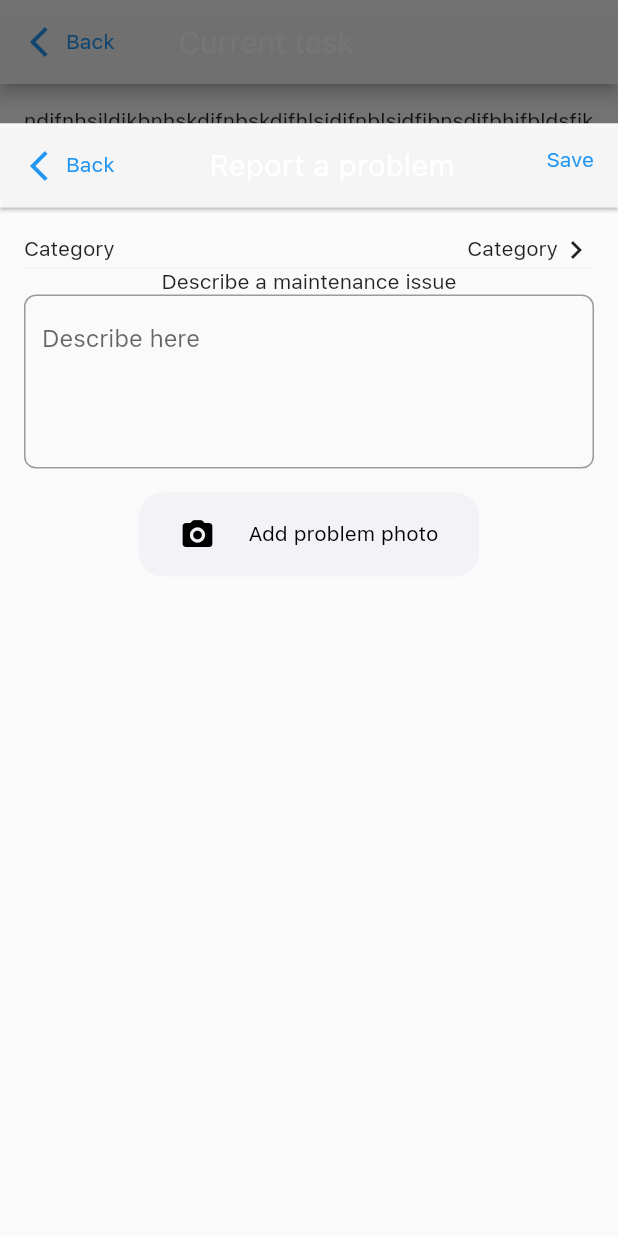
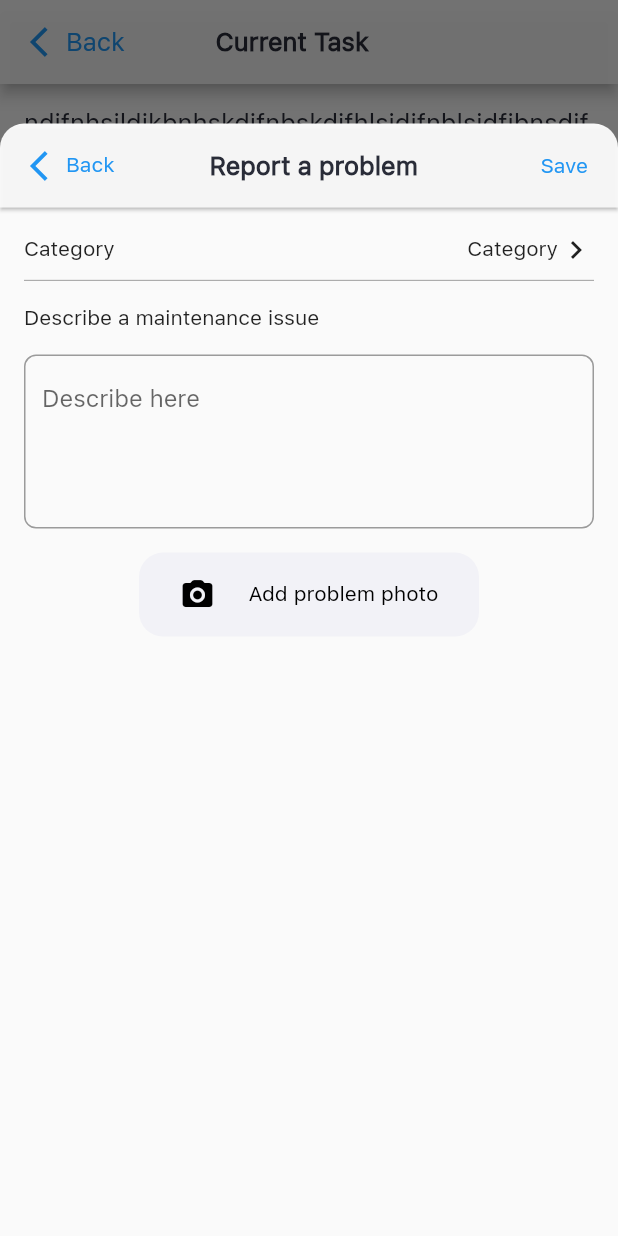
Before and after one commit to mazud21/booking_ninjas, a Flutter app: the CurrentTask screen opened by its route, after a tap on the "keyboard arrow down" icon, after a tap on "Open", after a tap on "Report a problem", on a phone screen of 412 x 824 dp. Run offline on Flutter 3.47's test engine with Material 2 defaults, Android fonts, the phone set to English and light mode, and no system bars; our stand-ins replace dio, dotted_border, flutter_easyloading, form_validator, get, image_picker and 3 more; accounts and stored records are empty; network calls fail.

Commit message:
update UI : - custom : colors, text - current task - report problem - stopwatch(not fix which use 3rd library)

```diff
--- a/lib/main.dart
+++ b/lib/main.dart
@@ -10,6 +10,8 @@ import 'package:flutter_easyloading/flutter_easyloading.dart';
 import 'package:get/get_navigation/src/root/get_material_app.dart';
 import 'package:provider/provider.dart';
 import 'package:shared_preferences/shared_preferences.dart';
+
+import 'test/speech_to_text.dart';
 
 main() async {
 
--- a/lib/theme/colors_texts_widget.dart
+++ b/lib/theme/colors_texts_widget.dart
@@ -59,8 +59,18 @@ class TextCustom {
     return ts;
   }
 
+  textTextBold(Color c) {
+    ts = TextStyle(fontSize: 17, color: c, fontWeight: FontWeight.bold);
+    return ts;
+  }
+
   heading1() {
     ts = const TextStyle(fontSize: 18, color: PalletColors.text_black, fontWeight: FontWeight.bold);
+    return ts;
+  }
+
+  heading1Blue() {
+    ts = const TextStyle(fontSize: 20, color: PalletColors.text_blue, fontWeight: FontWeight.bold);
     return ts;
   }
 
@@ -91,6 +101,11 @@ class TextCustom {
 
   textMenu() {
     ts = const TextStyle(fontSize: 11.5, color: PalletColors.text_black, fontWeight: FontWeight.w500);
+    return ts;
+  }
+
+  textMenuGrey() {
+    ts = const TextStyle(fontSize: 11.5, color: PalletColors.text_soft_grey, fontWeight: FontWeight.w500);
     return ts;
   }
 
--- a/lib/view/current_task.dart
+++ b/lib/view/current_task.dart
@@ -1,4 +1,5 @@
 import 'package:booking_ninjas/view/problems.dart';
+import 'package:booking_ninjas/widgets/appbar_custom.dart';
 import 'package:booking_ninjas/widgets/completed_task.dart';
 import 'package:booking_ninjas/widgets/report_problem.dart';
 import 'package:flutter/cupertino.dart';
@@ -18,41 +19,40 @@ class CurrentTask extends StatefulWidget {
 }
 
 class _CurrentTaskState extends State<CurrentTask> {
+  bool visibleReported = true;
+
   @override
   Widget build(BuildContext context) {
     return Scaffold(
-      appBar: AppBar(
-        title: const Text('Current task'),
-        leadingWidth: Get.width*0.25,
-        leading: InkWell(
-          onTap: () => Get.back(),
-          child: Padding(
-            padding: EdgeInsets.all(4),
-            child: Row(
-              children: const [
-                SizedBox(
-                  width: 16,
+      appBar: AppBarCustom().getSubAppBarCustom('Current Task'),
+      body: Container(
+        padding: const EdgeInsets.fromLTRB(16, 16, 16, 0),
+        child: ListView(
+          children: [
+            Text(
+                'ndjfnhsjldikbnhskdjfnbskdjfhlsidjfnblsidfjbnsdifbhjfbldsfjkshbdkfjh',
+                style: TextCustom().textText(PalletColors.text_black)),
+            const SizedBox(
+              height: 8,
             ),
-                Icon(Icons.arrow_back_ios, color: Colors.blue,),
-                Text('Back', style: TextStyle(color: Colors.blue),)
-              ],
+            Align(
+              alignment: Alignment.centerLeft,
+              child: Chip(
+                label: const Text(
+                  'In progress',
+                  style: TextStyle(color: PalletColors.text_white),
+                ),
+                padding: const EdgeInsets.fromLTRB(8, 8, 12, 10),
+                backgroundColor: PalletColors.chip_orange,
+                deleteIcon: const Icon(
+                  Icons.keyboard_arrow_down,
+                  color: PalletColors.text_white,
+                ),
+                onDeleted: () {},
               ),
             ),
-        ),
-        backgroundColor: const Color.fromRGBO(249, 249, 249, 0.94),
-      ),
-      body: Container(
-        padding: EdgeInsets.all(16),
-        child: Column(
-          children: [
-            Text('ndjfnhsjldikbnhskdjfnbskdjfhlsidjfnblsidfjbnsdifbhjfbldsfjkshbdkfjh'),
-            Chip(
-              label: Text('In progress'),
-              padding: EdgeInsets.fromLTRB(8, 8, 12, 10),
-              backgroundColor: Colors.orange,
-              deleteIcon: Icon(Icons.keyboard_arrow_down),
-              onDeleted: () {
-              },
+            const SizedBox(
+              height: 8,
             ),
             Row(
               mainAxisAlignment: MainAxisAlignment.spaceBetween,
@@ -60,72 +60,124 @@ class _CurrentTaskState extends State<CurrentTask> {
                 Column(
                   crossAxisAlignment: CrossAxisAlignment.start,
                   children: [
-                    Text('Room'),
+                    Text('Room', style: TextCustom().textMenuGrey()),
+                    SizedBox(
+                      height: 4,
+                    ),
                     Text('Room 326')
                   ],
                 ),
                 Column(
                   crossAxisAlignment: CrossAxisAlignment.start,
                   children: [
-                    Text('Floor'),
+                    Text('Floor', style: TextCustom().textMenuGrey()),
+                    SizedBox(
+                      height: 4,
+                    ),
                     Text('Floor 3')
                   ],
                 ),
                 Column(
                   crossAxisAlignment: CrossAxisAlignment.start,
                   children: [
-                    Text('Building/unit'),
+                    Text('Building/unit', style: TextCustom().textMenuGrey()),
+                    SizedBox(
+                      height: 4,
+                    ),
                     Text('Building 8')
                   ],
                 ),
               ],
             ),
-            Text('Tasks'),
+            Align(
+              alignment: Alignment.centerLeft,
+              child: Padding(
+                  padding: const EdgeInsets.fromLTRB(0, 16, 0, 8),
+                  child: Text(
+                    'Tasks',
+                    style: TextCustom().textMenuGrey(),
+                  )),
+            ),
             ListView.builder(
               shrinkWrap: true,
               physics: NeverScrollableScrollPhysics(),
               itemCount: 2,
               itemBuilder: (context, index) {
                 return Row(
-                  children: [
+                  children: const [
                     Icon(Icons.check),
+                    SizedBox(
+                      width: 8,
+                    ),
                     Text('Bathroom cleaning'),
                   ],
                 );
               },
             ),
-            Text('Notes'),
-            Text('Pay special attention to the bathroom'),
-            Text('Notes'),
+            Align(
+              alignment: Alignment.centerLeft,
+              child: Padding(
+                  padding: const EdgeInsets.fromLTRB(0, 16, 0, 8),
+                  child: Text(
+                    'Notes',
+                    style: TextCustom().textMenuGrey(),
+                  )),
+            ),
+            Align(
+                alignment: Alignment.centerLeft,
+                child: Text('Pay special attention to the bathroom')),
+            Column(
+              children: [
+                Padding(
+                    padding: EdgeInsets.fromLTRB(0, 16, 0, 0),
+                    child: Text('Time', style: TextCustom().textMenu())),
                 FlutterStopWatch(counterGet: widget.getSecond),
-            Text('Est. time 30 min'),
+                Text(
+                  'Est. time 30 min',
+                  style: TextCustom().textMenuGrey(),
+                ),
+              ],
+            ),
             Container(
               width: double.infinity,
-              height: Get.height*0.2,
-              padding: EdgeInsets.all(16),
+              height: Get.height * 0.2,
+              margin: EdgeInsets.only(top: 16),
+              padding: EdgeInsets.fromLTRB(8, 0, 8, 8),
               decoration: BoxDecoration(
                   color: Color.fromRGBO(253, 176, 72, 0.16),
-                borderRadius: BorderRadius.circular(8)
+                  borderRadius: BorderRadius.circular(8)),
+              child: TextFormField(
+                  maxLines: 5,
+                  decoration: const InputDecoration(
+                      hintText: 'Personal Notes', border: InputBorder.none)),
             ),
-              child: Text('Personal notes'),
+            Visibility(
+              visible: visibleReported,
+              child: Row(
+                children: [
+                  Text(
+                    '3 problems reported', style: TextCustom().textText(PalletColors.text_red),
                   ),
-            Row(
-              children: [
-                Text('3 problems reported',),
-                Spacer(),
+                  const Spacer(),
                   TextButton(
                     onPressed: () => bsProblemsList(context),
                     child: Text('Open'),
                   )
                 ],
               ),
-            SizedBox(
-              width: Get.width*0.55,
+            ),
+            Padding(
+              padding: EdgeInsets.all( visibleReported ? 16 : 0),
+              child: Column(
+                children: [
+                  Padding(
+                    padding: EdgeInsets.all(8),
+                    child: SizedBox(
+                      width: Get.width * 0.55,
                       child: ElevatedButton(
                           style: ElevatedButton.styleFrom(
                             elevation: 0,
-                    primary: Color.fromRGBO(
-                        242, 242, 247, 1),
+                            primary: Color.fromRGBO(242, 242, 247, 1),
                             padding: EdgeInsets.all(16),
                             shape: RoundedRectangleBorder(
                               borderRadius: BorderRadius.circular(16),
@@ -135,14 +187,22 @@ class _CurrentTaskState extends State<CurrentTask> {
                           child: Row(
                             mainAxisAlignment: MainAxisAlignment.spaceAround,
                             children: [
-                      Icon(Icons.chat,color: Colors.black,),
-                      Text('Report a problem', style: TextStyle(color: Colors.black),)
+                              Icon(
+                                Icons.chat,
+                                color: Colors.black,
+                              ),
+                              Text(
+                                'Report a problem',
+                                style: TextStyle(color: Colors.black),
+                              )
                             ],
-                  )
+                          )),
                     ),
                   ),
-            SizedBox(
-              width: Get.width*0.55,
+                  Padding(
+                    padding: EdgeInsets.all(8),
+                    child: SizedBox(
+                      width: Get.width * 0.55,
                       child: ElevatedButton(
                           style: ElevatedButton.styleFrom(
                             elevation: 0,
@@ -153,29 +213,41 @@ class _CurrentTaskState extends State<CurrentTask> {
                             ),
                           ),
                           onPressed: () => dialogTakePhotos(context),
-                  child: Text('Take photos', style: TextStyle(color: Colors.white),
-                  )
+                          child: const Text(
+                            'Take photos',
+                            style: TextStyle(color: Colors.white),
+                          )),
                     ),
                   ),
+                ],
+              ),
+            )
           ],
         ),
       ),
     );
   }
 
-  bsReportProblem(BuildContext context){
+  bsReportProblem(BuildContext context) {
     showModalBottomSheet(
         context: context,
         isScrollControlled: true,
+        shape: RoundedRectangleBorder(
+          borderRadius: BorderRadius.vertical(
+            top: Radius.circular(16),
+          ),
+        ),
+        clipBehavior: Clip.antiAliasWithSaveLayer,
+        backgroundColor: Colors.white,
         builder: (context) {
           return FractionallySizedBox(
             heightFactor: 0.9,
-            child: ReportProblem(),
+            child: Container(child: ReportProblem()),
           );
         });
   }
 
-  bsProblemsList(BuildContext context){
+  bsProblemsList(BuildContext context) {
     showModalBottomSheet(
         context: context,
         isScrollControlled: true,
@@ -187,7 +259,7 @@ class _CurrentTaskState extends State<CurrentTask> {
         });
   }
 
-  dialogTakePhotos(BuildContext context){
+  dialogTakePhotos(BuildContext context) {
     showDialog(
       context: context,
       builder: (context) {
@@ -197,12 +269,11 @@ class _CurrentTaskState extends State<CurrentTask> {
             child: Text('Please take photos of the completed task'),
           ),
           content: SizedBox(
-              height: Get.height*0.6,
+            height: Get.height * 0.6,
             child: CompletedTask(),
           ),
         );
       },
     );
   }
-
 }
--- a/lib/widgets/appbar_custom.dart
+++ b/lib/widgets/appbar_custom.dart
@@ -3,6 +3,7 @@ import 'dart:developer';
 import 'package:booking_ninjas/theme/colors_texts_widget.dart';
 import 'package:flutter/cupertino.dart';
 import 'package:flutter/material.dart';
+import 'package:get/get.dart';
 
 import '../view/notifications.dart';
 
@@ -45,8 +46,62 @@ class AppBarCustom {
 
   }
 
-  getSubAppBarCustom() {
-    return;
+  getSubAppBarCustom(String title) {
+    return AppBar(
+      title: Row(
+        mainAxisAlignment: MainAxisAlignment.center,
+        mainAxisSize: MainAxisSize.min,
+        children: <Widget>[
+          Text(title, style: TextCustom().textTextBold(PalletColors.text_black),)
+        ],
+      ),
+      leadingWidth: Get.width*0.31,
+      leading: InkWell(
+        onTap: () => Get.back(),
+        child: Padding(
+          padding: EdgeInsets.all(4),
+          child: Row(
+            children: [
+              const SizedBox(
+                width: 16,
+              ),
+              const Icon(Icons.arrow_back_ios, color: PalletColors.text_blue,),
+              Text('Back', style: TextCustom().textText(PalletColors.text_blue),)
+            ],
+          ),
+        ),
+      ),
+      backgroundColor: const Color.fromRGBO(249, 249, 249, 0.94),
+    );
+  }
+
+  getBSAppBarCustom(String title) {
+    return AppBar(
+      title: Text(title, style: TextCustom().textTextBold(PalletColors.text_black),),
+      elevation: 1,
+      leadingWidth: Get.width*0.3,
+      leading: InkWell(
+        onTap: () => Get.back(),
+        child: Padding(
+          padding: EdgeInsets.all(4),
+          child: Row(
+            children: const [
+              SizedBox(
+                width: 16,
+              ),
+              Icon(Icons.arrow_back_ios, color: Colors.blue,),
+              Text('Back', style: TextStyle(color: Colors.blue),),
+            ],
+          ),
+        ),
+      ),
+      actions: const [
+        Padding(
+            padding: EdgeInsets.all(20),
+            child: Text('Save', style: TextStyle(color: Colors.blue)))
+      ],
+      backgroundColor: const Color.fromRGBO(249, 249, 249, 0.94),
+    );
   }
 }
 
--- a/lib/widgets/report_problem.dart
+++ b/lib/widgets/report_problem.dart
@@ -1,6 +1,7 @@
 import 'dart:io';
 
 import 'package:booking_ninjas/theme/colors_texts_widget.dart';
+import 'package:booking_ninjas/widgets/appbar_custom.dart';
 import 'package:flutter/cupertino.dart';
 import 'package:flutter/material.dart';
 import 'package:get/get.dart';
@@ -20,37 +21,14 @@ class _ReportProblemState extends State<ReportProblem> {
   @override
   Widget build(BuildContext context) {
     return Scaffold(
-      appBar: AppBar(
-        title: Text('Report a problem'),
-        elevation: 1,
-        leadingWidth: Get.width*0.3,
-        leading: InkWell(
-          onTap: () => Get.back(),
-          child: Padding(
-            padding: EdgeInsets.all(4),
-            child: Row(
-              children: const [
-                SizedBox(
-                  width: 16,
-                ),
-                Icon(Icons.arrow_back_ios, color: Colors.blue,),
-                Text('Back', style: TextStyle(color: Colors.blue),),
-              ],
-            ),
-          ),
-        ),
-        actions: const [
-          Padding(
-            padding: EdgeInsets.all(16),
-              child: Text('Save', style: TextStyle(color: Colors.blue)))
-        ],
-        backgroundColor: const Color.fromRGBO(249, 249, 249, 0.94),
-      ),
+      appBar: AppBarCustom().getBSAppBarCustom('Report a problem'),
       body: Container(
         padding: EdgeInsets.all(16),
         child: Column(
           children: [
-            Row(
+            Padding(
+              padding: EdgeInsets.only(bottom: 8),
+              child: Row(
                 children: [
                   Text('Category'),
                   Spacer(),
@@ -62,11 +40,18 @@ class _ReportProblemState extends State<ReportProblem> {
                   ),
                 ],
               ),
+            ),
             Divider(
               height: 1,
-              color: PalletColors.btn_soft_grey,
+              color: Colors.grey,
             ),
-            Text('Describe a maintenance issue'),
+            Padding(
+              padding: EdgeInsets.fromLTRB(0, 16, 0, 16),
+              child: Align(
+                alignment: Alignment.centerLeft,
+                  child: Text('Describe a maintenance issue')
+              ),
+            ),
             Form(
               key: _formKey,
                 child: Column(
@@ -80,7 +65,7 @@ class _ReportProblemState extends State<ReportProblem> {
                           ),
                         )
                     ),
-                    SizedBox(
+                    const SizedBox(
                       height: 16,
                     ),
                     SizedBox(
@@ -88,17 +73,17 @@ class _ReportProblemState extends State<ReportProblem> {
                       child: ElevatedButton(
                           style: ElevatedButton.styleFrom(
                             elevation: 0,
-                            primary: Color.fromRGBO(
+                            backgroundColor: const Color.fromRGBO(
                                 242, 242, 247, 1),
                             padding: EdgeInsets.all(16),
                             shape: RoundedRectangleBorder(
                               borderRadius: BorderRadius.circular(16),
                             ),
                           ),
-                          onPressed: () => null,
+                          onPressed: () => pickImage(),
                           child: Row(
                             mainAxisAlignment: MainAxisAlignment.spaceAround,
-                            children: [
+                            children: const [
                               Icon(Icons.camera_alt_rounded,color: Colors.black,),
                               Text('Add problem photo', style: TextStyle(color: Colors.black),)
                             ],
@@ -115,8 +100,8 @@ class _ReportProblemState extends State<ReportProblem> {
     );
   }
 
-  void pickImage(ImageSource imageSource) async {
-    var image = await ImagePicker().pickImage(source: imageSource, imageQuality: 5);
+  void pickImage() async {
+    var image = await ImagePicker().pickImage(source: ImageSource.camera, imageQuality: 5);
     if (image == null) {
       return null;
     }
--- a/lib/widgets/stopwatch.dart
+++ b/lib/widgets/stopwatch.dart
@@ -1,5 +1,6 @@
 import 'dart:async';
 
+import 'package:booking_ninjas/theme/colors_texts_widget.dart';
 import 'package:flutter/material.dart';
 
 class FlutterStopWatch extends StatefulWidget {
@@ -70,7 +71,7 @@ class _FlutterStopWatchState extends State<FlutterStopWatch> {
   @override
   Widget build(BuildContext context) {
     return Text(
-      "$hoursStr:$minutesStr:$secondsStr",
+      "$hoursStr:$minutesStr:$secondsStr", style: TextCustom().heading1Blue(),
     );
   }
 
```
Lines whose indentation alone changed are shown as unchanged.
